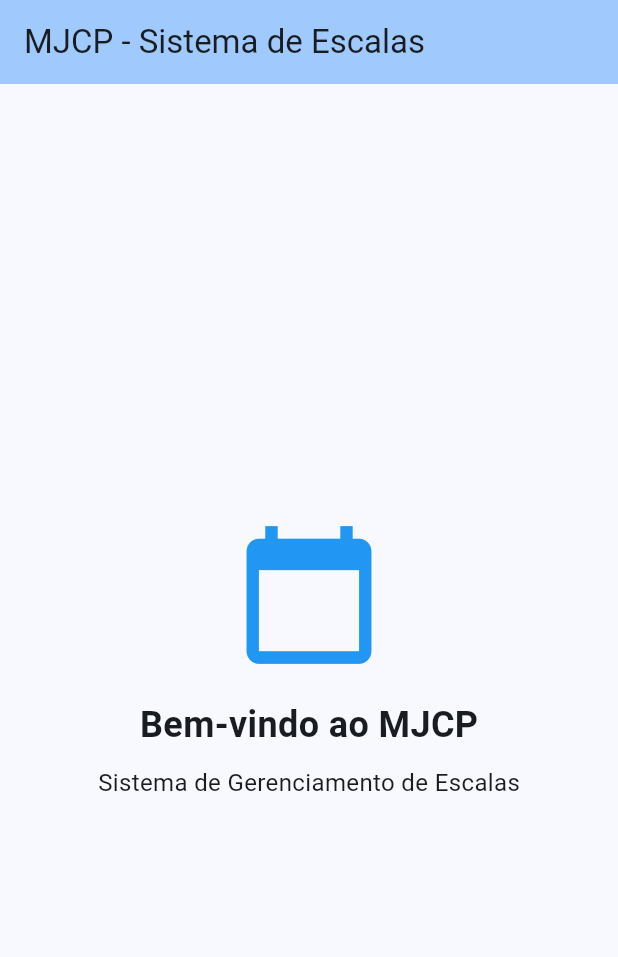
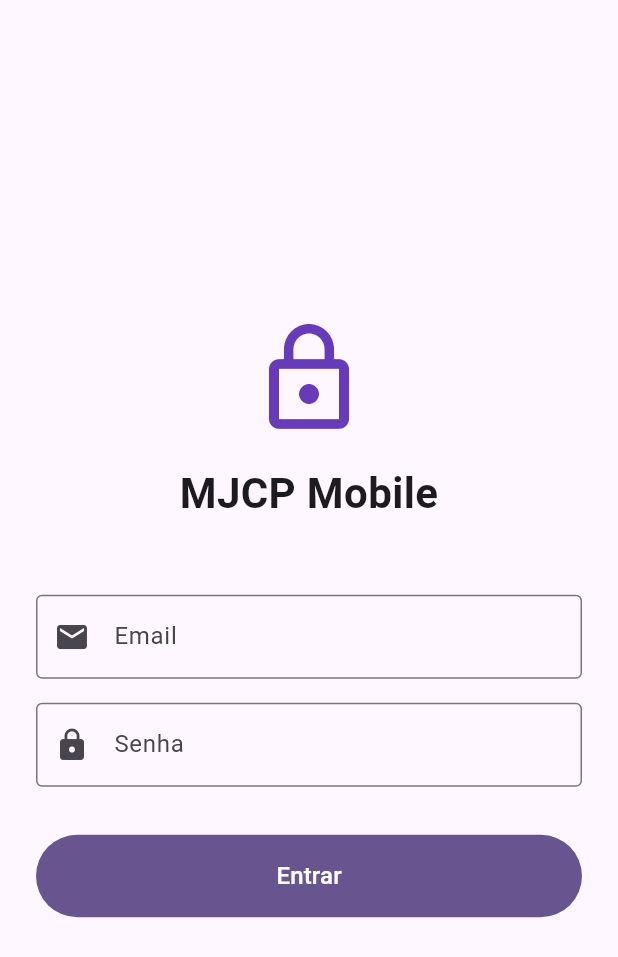
Before and after one commit to j-ordep/mjcp, a Flutter app: the screen it shows after launch, on a phone screen of 412 x 824 dp. Shown: the top 957 px of the screen. Run offline on Flutter 3.47's test engine with Material 3 defaults, Android fonts, the phone set to English and light mode, and no system bars; our stand-ins replace dio.

Commit message:
montando arquitetura flutter

```diff
--- a/mobile/lib/main.dart
+++ b/mobile/lib/main.dart
@@ -1,57 +1,23 @@
+import 'package:dio/dio.dart';
 import 'package:flutter/material.dart';
 
+import 'src/application/auth/login_usecase.dart';
+import 'src/data/repositories_impl/auth_repository_impl.dart';
+import 'src/presentation/login/login_page.dart';
+
 void main() {
-  runApp(const MyApp());
-}
+  final dio = Dio(BaseOptions(baseUrl: "https://suaapi.com"));
+  final authRepo = AuthRepositoryImpl(dio);
+  final loginUseCase = LoginUseCase(authRepo);
 
-class MyApp extends StatelessWidget {
-  const MyApp({super.key});
-
-  @override
-  Widget build(BuildContext context) {
-    return MaterialApp(
-      title: 'MJCP - Escalas Igreja',
+  runApp(
+    MaterialApp(
+      title: 'MJCP Mobile',
       theme: ThemeData(
-        colorScheme: ColorScheme.fromSeed(seedColor: Colors.blue),
+        colorScheme: ColorScheme.fromSeed(seedColor: Colors.deepPurple),
         useMaterial3: true,
       ),
-      home: const HomePage(),
-    );
-  }
+      home: LoginPage(loginUseCase: loginUseCase),
+    ),
+  );
 }
-
-class HomePage extends StatelessWidget {
-  const HomePage({super.key});
-
-  @override
-  Widget build(BuildContext context) {
-    return Scaffold(
-      appBar: AppBar(
-        title: const Text('MJCP - Sistema de Escalas'),
-        backgroundColor: Theme.of(context).colorScheme.inversePrimary,
-      ),
-      body: Center(
-        child: Column(
-          mainAxisAlignment: MainAxisAlignment.center,
-          children: [
-            const Icon(
-              Icons.calendar_today,
-              size: 100,
-              color: Colors.blue,
-            ),
-            const SizedBox(height: 20),
-            const Text(
-              'Bem-vindo ao MJCP',
-              style: TextStyle(fontSize: 24, fontWeight: FontWeight.bold),
-            ),
-            const SizedBox(height: 10),
-            const Text(
-              'Sistema de Gerenciamento de Escalas',
-              style: TextStyle(fontSize: 16),
-            ),
-          ],
-        ),
-      ),
-    );
-  }
-}
--- /dev/null
+++ b/mobile/lib/src/application/auth/login_usecase.dart
@@ -0,0 +1,14 @@
+import '../../domain/entities/auth_token.dart';
+import '../../domain/entities/user_credentials.dart';
+import '../../domain/repositories/auth_repository.dart';
+
+class LoginUseCase {
+  final AuthRepository repository;
+
+  LoginUseCase(this.repository);
+
+  Future<AuthToken> execute(String email, String password) async {
+    final credentials = UserCredentials(email: email, password: password);
+    return await repository.login(credentials);
+  }
+}
--- /dev/null
+++ b/mobile/lib/src/domain/entities/auth_token.dart
@@ -0,0 +1,5 @@
+class AuthToken {
+  final String token;
+
+  AuthToken(this.token);
+}
--- /dev/null
+++ b/mobile/lib/src/domain/entities/user_credentials.dart
@@ -0,0 +1,9 @@
+class UserCredentials {
+  final String email;
+  final String password;
+
+  UserCredentials({
+    required this.email,
+    required this.password,
+  });
+}
--- /dev/null
+++ b/mobile/lib/src/domain/repositories/auth_repository.dart
@@ -0,0 +1,6 @@
+import '../entities/auth_token.dart';
+import '../entities/user_credentials.dart';
+
+abstract class AuthRepository {
+  Future<AuthToken> login(UserCredentials credentials);
+}
--- /dev/null
+++ b/mobile/lib/src/presentation/login/login_page.dart
@@ -0,0 +1,127 @@
+import 'package:flutter/material.dart';
+
+import '../../application/auth/login_usecase.dart';
+
+class LoginPage extends StatefulWidget {
+  final LoginUseCase loginUseCase;
+
+  const LoginPage({super.key, required this.loginUseCase});
+
+  @override
+  State<LoginPage> createState() => _LoginPageState();
+}
+
+class _LoginPageState extends State<LoginPage> {
+  final emailController = TextEditingController();
+  final passwordController = TextEditingController();
+
+  bool loading = false;
+  String? error;
+
+  Future<void> doLogin() async {
+    setState(() {
+      loading = true;
+    });
+
+    try {
+      await widget.loginUseCase.execute(
+        emailController.text,
+        passwordController.text,
+      );
+
+      // TODO: redirecionar pra home
+    } catch (e) {
+      setState(() {
+        error = "Erro ao fazer login";
+      });
+    } finally {
+      setState(() {
+        loading = false;
+      });
+    }
+  }
+
+  @override
+  Widget build(BuildContext context) {
+    return Scaffold(
+      body: SafeArea(
+        child: Center(
+          child: SingleChildScrollView(
+            padding: const EdgeInsets.all(24),
+            child: ConstrainedBox(
+              constraints: const BoxConstraints(maxWidth: 400),
+              child: Column(
+                mainAxisAlignment: MainAxisAlignment.center,
+                crossAxisAlignment: CrossAxisAlignment.stretch,
+                children: [
+                  // Logo ou título
+                  const Icon(
+                    Icons.lock_outline,
+                    size: 80,
+                    color: Colors.deepPurple,
+                  ),
+                  const SizedBox(height: 16),
+                  const Text(
+                    'MJCP Mobile',
+                    style: TextStyle(fontSize: 28, fontWeight: FontWeight.bold),
+                    textAlign: TextAlign.center,
+                  ),
+                  const SizedBox(height: 48),
+
+                  // Campo Email
+                  TextField(
+                    controller: emailController,
+                    decoration: const InputDecoration(
+                      labelText: 'Email',
+                      border: OutlineInputBorder(),
+                      prefixIcon: Icon(Icons.email),
+                    ),
+                    keyboardType: TextInputType.emailAddress,
+                  ),
+                  const SizedBox(height: 16),
+
+                  // Campo Senha
+                  TextField(
+                    controller: passwordController,
+                    obscureText: true,
+                    decoration: const InputDecoration(
+                      labelText: 'Senha',
+                      border: OutlineInputBorder(),
+                      prefixIcon: Icon(Icons.lock),
+                    ),
+                  ),
+                  const SizedBox(height: 8),
+
+                  // Mensagem de erro
+                  if (error != null)
+                    Padding(
+                      padding: const EdgeInsets.only(bottom: 8),
+                      child: Text(
+                        error!,
+                        style: const TextStyle(color: Colors.red),
+                        textAlign: TextAlign.center,
+                      ),
+                    ),
+
+                  const SizedBox(height: 24),
+
+                  // Botão de login
+                  FilledButton(
+                    onPressed: loading ? null : doLogin,
+                    child: Padding(
+                      padding: const EdgeInsets.all(16),
+                      child: Text(
+                        loading ? "Carregando..." : "Entrar",
+                        style: const TextStyle(fontSize: 16),
+                      ),
+                    ),
+                  ),
+                ],
+              ),
+            ),
+          ),
+        ),
+      ),
+    );
+  }
+}
```
Also changed, not shown: mobile/analysis_options.yaml (+23 -15 lines), mobile/lib/core/constants/api_constants.dart (deleted, +0 -15 lines), mobile/lib/shared/models/volunteer.dart (deleted, +0 -43 lines), mobile/lib/src/data/repositories_impl/auth_repository_impl.dart (added, +23 -0 lines), mobile/pubspec.yaml (+72 -17 lines), mobile/lib/src/domain/entities/user.dart (added), mobile/lib/src/presentation/login/login_controller.dart (added), mobile/lib/src/presentation/pages/home_page.dart (added), 125 other files.
